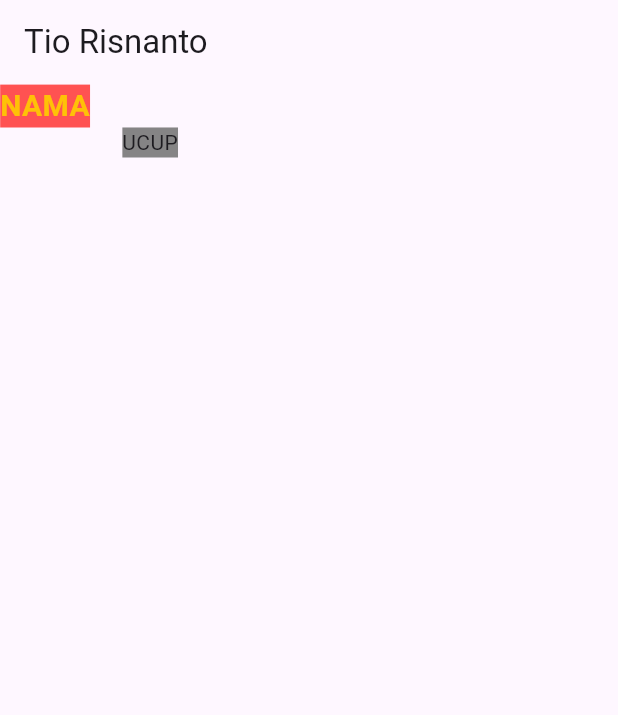
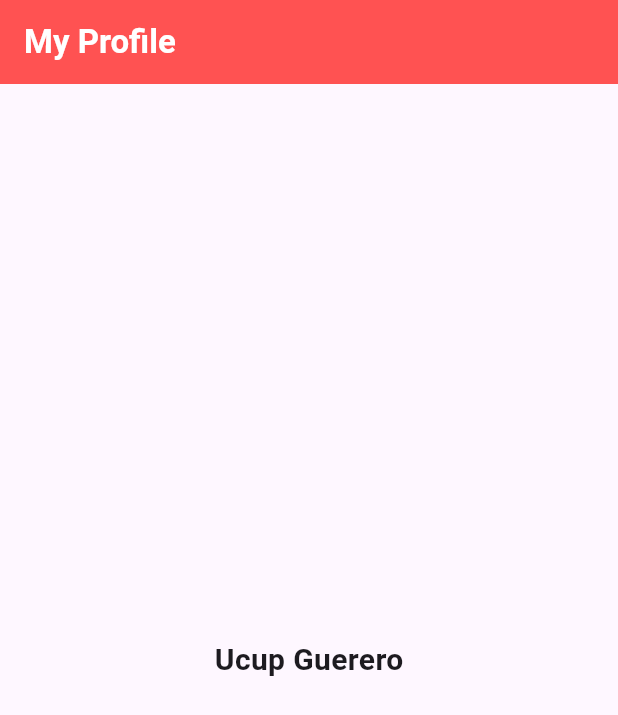
Before and after one commit to risnanto73/flutter_profile_card, a Flutter app: the screen it shows after launch, on a phone screen of 412 x 824 dp. Shown: the top 715 px of the screen. Run offline on Flutter 3.47's test engine with Material 3 defaults, Android fonts, the phone set to English and light mode, and no system bars; Roboto replaces fonts that are missing (Poppins).

Commit message:
belajar row-column

```diff
--- a/lib/main.dart
+++ b/lib/main.dart
@@ -2,5 +2,17 @@ import 'package:flutter/material.dart';
 import 'package:flutter_application_1/profile.dart';
 
 void main() {
-  runApp(ProfileCard());
+  runApp(MainPage());
 }
+
+class MainPage extends StatelessWidget {
+  const MainPage({super.key});
+
+  @override
+  Widget build(BuildContext context) {
+    return MaterialApp(
+      home: ProfileCard(),
+      debugShowCheckedModeBanner: false,
+    );
+  }
+}
--- a/lib/profile.dart
+++ b/lib/profile.dart
@@ -5,49 +5,41 @@ class ProfileCard extends StatelessWidget {
 
   @override
   Widget build(BuildContext context) {
-    return MaterialApp(
-      home: Scaffold(
+    return Scaffold(
       appBar: AppBar(
-          title: Text('Tio Risnanto'),
-        ),
-        /**
-         * ROW & COLUMN BISA MEMILKI BANYAK WIDGET
-         * ROW ITU KE SAMPING
-         * COLUM ITU KE BAWAH
-         */
-        body: Column(
-          children: <Widget>[
-            SizedBox(
-              width: 200,
-              child: Container(
-                width: 200,
-                child: Text(
-                  'NAMA',
+        backgroundColor: Colors.redAccent,
+        title: const Text(
+          'My Profile',
           style: TextStyle(
-                    color: Colors.amber,
-                    fontSize: 20.0,
+            color: Colors.white,
             fontWeight: FontWeight.bold,
-                    backgroundColor: Colors.redAccent,
-                    fontFamily: 'Poppins', // harus ada fontnya
           ),
         ),
       ),
-            ),
+      body: Center(
+        child: Column(
+          mainAxisAlignment: MainAxisAlignment.center,
+          children: [
             Text(
-              'UCUP',
+              'Ucup Guerero',
               style: TextStyle(
-                backgroundColor: Color.fromARGB(
-                  200,
-                  100,
-                  100,
-                  100,
+                fontSize: 20,
+                fontWeight: FontWeight.bold,
               ),
             ),
+            Row(
+              children: <Widget>[
+                Column(
+                  children: <Widget>[],
+                ),
+                Column(
+                  children: <Widget>[],
+                ),
+              ],
             ),
           ],
         ),
       ),
-      debugShowCheckedModeBanner: false,
     );
   }
 }
```
Also changed, not shown: pubspec.lock. Lines whose indentation alone changed are shown as unchanged.
